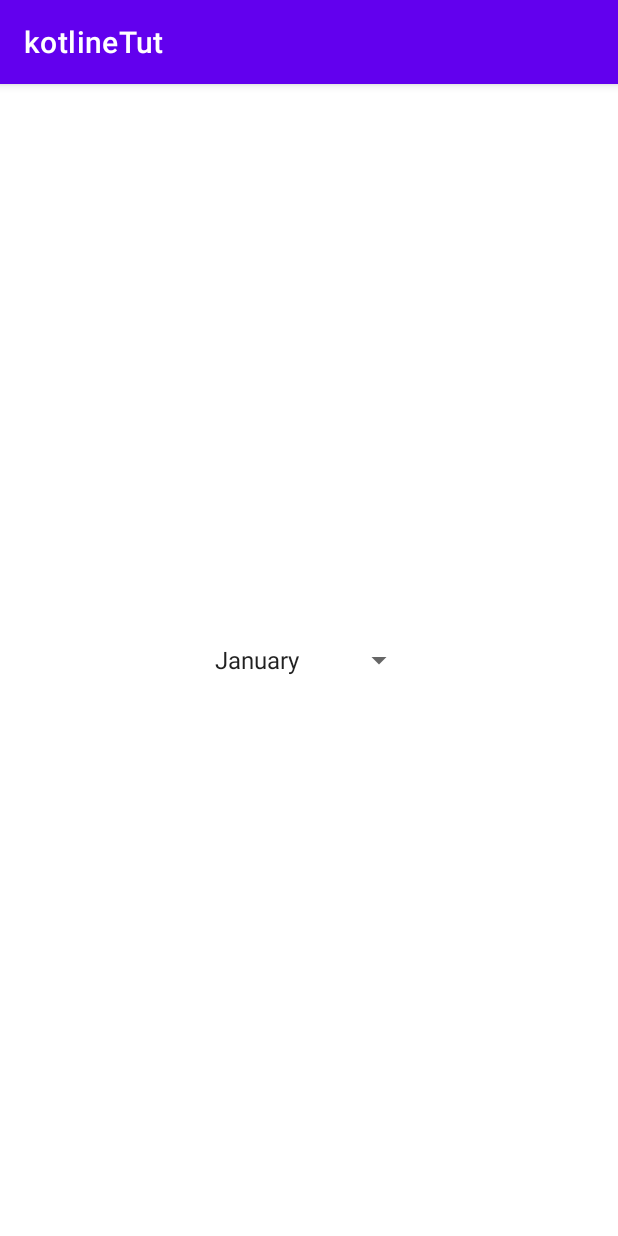
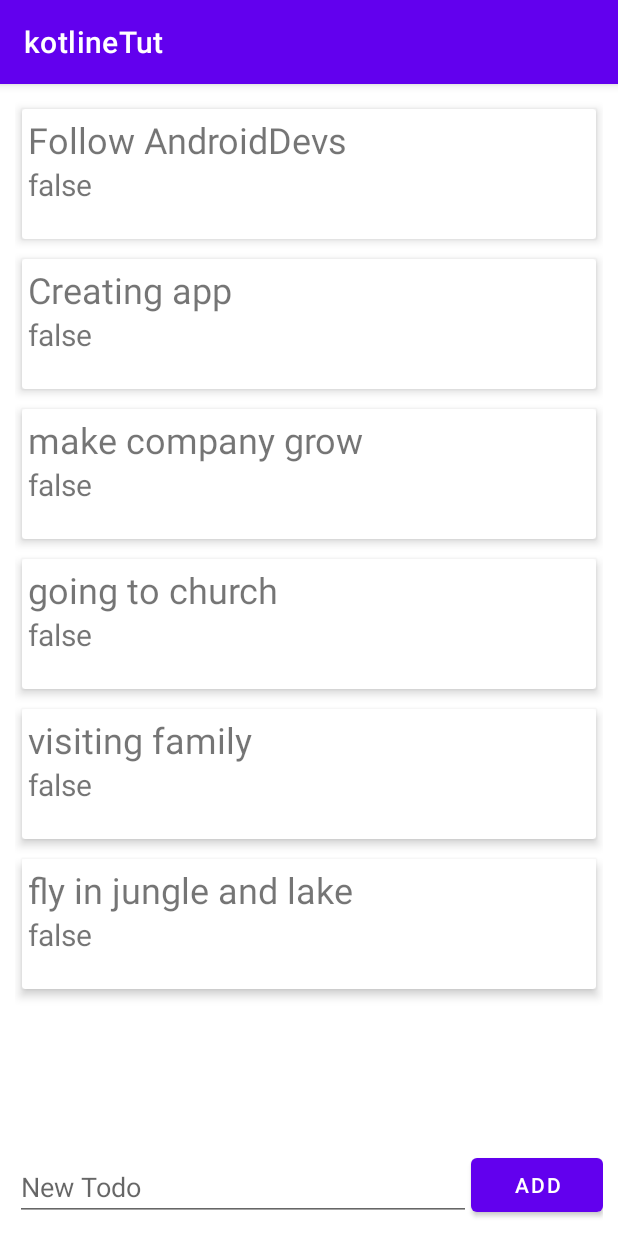
Before and after one commit to eliasayele/androidBasicsKotlin, an Android app: the screen it shows after launch (MainActivity), on a phone screen of 412 x 824 dp. Run offline under Robolectric (Android 15) with nearby library versions, the phone set to English and light mode, and no system bars.

Commit message:
recycler view with view binding

```diff
--- a/app/build.gradle
+++ b/app/build.gradle
@@ -43,4 +43,7 @@ dependencies {
     testImplementation 'junit:junit:4.+'
     androidTestImplementation 'androidx.test.ext:junit:1.1.3'
     androidTestImplementation 'androidx.test.espresso:espresso-core:3.4.0'
+    implementation("androidx.recyclerview:recyclerview:1.2.1")
+    // For control over item selection of both touch and mouse driven selection
+    implementation("androidx.recyclerview:recyclerview-selection:1.1.0")
 }
--- a/app/src/main/java/com/example/kotlinetut/MainActivity.kt
+++ b/app/src/main/java/com/example/kotlinetut/MainActivity.kt
@@ -3,46 +3,61 @@ package com.example.kotlinetut
 
 import androidx.appcompat.app.AppCompatActivity
 import android.os.Bundle
+import android.util.Log
 import android.view.View
 import android.widget.AdapterView
 import android.widget.ArrayAdapter
+import android.widget.LinearLayout
 import android.widget.Toast
 import androidx.appcompat.app.AlertDialog
+import androidx.recyclerview.widget.LinearLayoutManager
 
 import com.example.kotlinetut.databinding.ActivityMainBinding
 
 
 class MainActivity : AppCompatActivity() {
-    lateinit var binding:ActivityMainBinding
+    private lateinit var binding:ActivityMainBinding
 
     override fun onCreate(savedInstanceState: Bundle?) {
         super.onCreate(savedInstanceState)
           binding = ActivityMainBinding.inflate(layoutInflater)
-          var view = binding.root
-          setContentView(view)
-            ///manipulating spinner\\
-        ///we can create in two ways the first one is like this in code we provide the list
-//        val customList  =  listOf<String>("First","Second", "Third","Last")
-//        val adapter = ArrayAdapter<String>(this,R.layout.support_simple_spinner_dropdown_item,customList)
-//        binding.spMonths.adapter = adapter
-  ///the second one is we provide in values folder in string file and addapt it in xml
-           binding.spMonths.onItemSelectedListener  = object :AdapterView.OnItemSelectedListener {
 
-            override fun onItemSelected( parent: AdapterView<*>?, view: View?, position: Int, id: Long ) {
+          setContentView(binding.root)
 
-            Toast.makeText(this@MainActivity,
-                "You selected ${parent?.getItemAtPosition(position).toString()}",
-                Toast.LENGTH_LONG).show()
 
-            }
+           // val adapter = TodoAdapter(todoList)
+//            binding.rvTodos.adapter = adapter
+//            binding.rvTodos.layoutManager = LinearLayoutManager(this@MainActivity)
 
-            override fun onNothingSelected(parent: AdapterView<*>?) {
-            //here  nothing selected
-             }
-
-        }
 
 
     }
 
+    override fun onResume() {
+        super.onResume()
+
+        var todoList =
+            mutableListOf(
+                Todo("Follow AndroidDevs", false),
+                Todo("Creating app", false),
+                Todo("make company grow", false),
+                Todo("going to church ", false),
+                Todo("visiting family ", false),
+                Todo("fly in jungle and lake ", false),
+            )
+       // binding.rvTodos.adapter = TodoAdapter(todoList)
+        val adapter = TodoAdapter(TodoGenerator.getTodos())
+        //val adapter = TodoAdapter(TodoGenerator.getTodos())
+        binding.rvTodos.adapter = adapter
+        binding.rvTodos.layoutManager = LinearLayoutManager(this)
+        binding.btnAddTodo.setOnClickListener {
+            Log.d("todoadded","${binding.etTodo.text.toString() }  is the new todo")
+            val title = binding.etTodo.text.toString()
+            Log.d("todoadded","${title }  is the second new todo")
+            val todo  = Todo(title,false)
+            todoList.add(todo)
+            //adapter.notifyDataSetChanged()
+            adapter.notifyItemInserted(todoList.size - 1)
+        }
+    }
 }
--- /dev/null
+++ b/app/src/main/java/com/example/kotlinetut/Todo.kt
@@ -0,0 +1,17 @@
+package com.example.kotlinetut
+
+data class Todo ( val  title:String, val isChecked:Boolean)
+
+object  TodoGenerator{
+    fun  getTodos():List<Todo>{
+
+        val todo1  = Todo("Follow AndroidDevs", false)
+        val todo2  =  Todo("Creating app", false)
+        var todo3  = Todo("make company grow", false)
+        var todo4  =   Todo("going to church ", false)
+        var todo5 =   Todo("visiting family ", false)
+        var todo6  =  Todo("fly in jungle and lake ", false)
+
+        return  arrayListOf(todo1,todo2,todo3,todo4,todo5,todo6)
+    }
+}
--- /dev/null
+++ b/app/src/main/java/com/example/kotlinetut/TodoAdapter.kt
@@ -0,0 +1,27 @@
+package com.example.kotlinetut
+import android.util.Log
+import android.view.LayoutInflater
+import android.view.ViewGroup
+import androidx.recyclerview.widget.RecyclerView
+import com.example.kotlinetut.databinding.ItemTodoBinding
+
+class TodoAdapter(private  var todos:List<Todo>, ):RecyclerView.Adapter<TodoAdapter.TodoViewHolder>()
+    {
+
+    override fun onCreateViewHolder(parent: ViewGroup, viewType: Int): TodoViewHolder {
+        return TodoViewHolder(ItemTodoBinding.inflate(LayoutInflater.from(parent.context),parent,false))
+    }
+    override fun onBindViewHolder(holder: TodoViewHolder, position: Int) {
+         holder.bind(todos[position])
+    }
+    override fun getItemCount(): Int {
+        return  todos.size
+    }
+    inner class TodoViewHolder(private  val binding: ItemTodoBinding) :RecyclerView.ViewHolder(binding.root) {
+        fun bind(todo:Todo){
+          Log.d("todoadded","to do holder inner class - ${todo.title}")
+          binding.tvTitle.text = todo.title
+          binding.cbDone.text = todo.isChecked.toString()
+        }
+    }
+}
--- a/app/src/main/res/layout/activity_main.xml
+++ b/app/src/main/res/layout/activity_main.xml
@@ -8,14 +8,32 @@
     android:padding="10dp"
     tools:context=".MainActivity">
 
-    <Spinner
-        android:id="@+id/spMonths"
+    <androidx.recyclerview.widget.RecyclerView
+        android:id="@+id/rvTodos"
+        android:layout_width="match_parent"
+        android:layout_height="0dp"
+
+        app:layout_constraintBottom_toTopOf="@+id/etTodo"
+        app:layout_constraintEnd_toEndOf="parent"
+        app:layout_constraintStart_toStartOf="parent"
+        app:layout_constraintTop_toTopOf="parent" />
+
+    <EditText
+        android:id="@+id/etTodo"
+        android:layout_width="0dp"
+        android:layout_height="wrap_content"
+        android:hint="New Todo"
+        app:layout_constraintBottom_toBottomOf="parent"
+        app:layout_constraintEnd_toStartOf="@+id/btnAddTodo"
+        app:layout_constraintStart_toStartOf="parent" />
+
+    <Button
+        android:id="@+id/btnAddTodo"
         android:layout_width="wrap_content"
         android:layout_height="wrap_content"
-        android:entries="@array/months"
+        android:text="Add"
         app:layout_constraintBottom_toBottomOf="parent"
-        app:layout_constraintEnd_toEndOf="parent"
-        app:layout_constraintHorizontal_bias="0.5"
-        app:layout_constraintStart_toStartOf="parent"
-        app:layout_constraintTop_toTopOf="parent" />
+        app:layout_constraintEnd_toEndOf="parent" />
+
+
 </androidx.constraintlayout.widget.ConstraintLayout>
--- /dev/null
+++ b/app/src/main/res/layout/item_todo.xml
@@ -0,0 +1,41 @@
+<?xml version="1.0" encoding="utf-8"?>
+<androidx.cardview.widget.CardView xmlns:android="http://schemas.android.com/apk/res/android"
+    xmlns:app="http://schemas.android.com/apk/res-auto"
+    xmlns:tools="http://schemas.android.com/tools"
+    android:layout_width="match_parent"
+    android:layout_height="100dp"
+    android:padding="60dp"
+    android:id="@+id/cvListItemView"
+    app:cardBackgroundColor = "@color/white"
+    app:cardElevation="4dp"
+    app:cardUseCompatPadding="true"
+    >
+
+    <androidx.appcompat.widget.LinearLayoutCompat
+        android:layout_width="match_parent"
+        android:layout_height="wrap_content"
+        android:orientation="vertical"
+        android:padding="4dp">
+
+        <TextView
+            android:id="@+id/tvTitle"
+            android:layout_width="match_parent"
+            android:layout_height="wrap_content"
+            android:text="Title"
+            android:textSize="24sp" />
+        <TextView
+            android:id="@+id/cbDone"
+            android:layout_width="match_parent"
+            android:layout_height="wrap_content"
+            android:text="Title"
+            android:textSize="20sp" />
+<!--        <CheckBox-->
+<!--            android:id="@+id/cbDone"-->
+<!--            android:layout_width="wrap_content"-->
+<!--            android:layout_height="wrap_content" />-->
+
+
+    </androidx.appcompat.widget.LinearLayoutCompat>
+
+
+</androidx.cardview.widget.CardView>
```
Also changed, not shown: app/src/main/java/com/example/kotlinetut/Person.kt (deleted, +0 -9 lines), app/src/main/java/com/example/kotlinetut/SecondActivity.kt (deleted, +0 -29 lines), app/src/main/res/layout/activity_second.xml (deleted, +0 -18 lines), app/src/main/res/layout/custom_toast.xml (deleted, +0 -27 lines).
